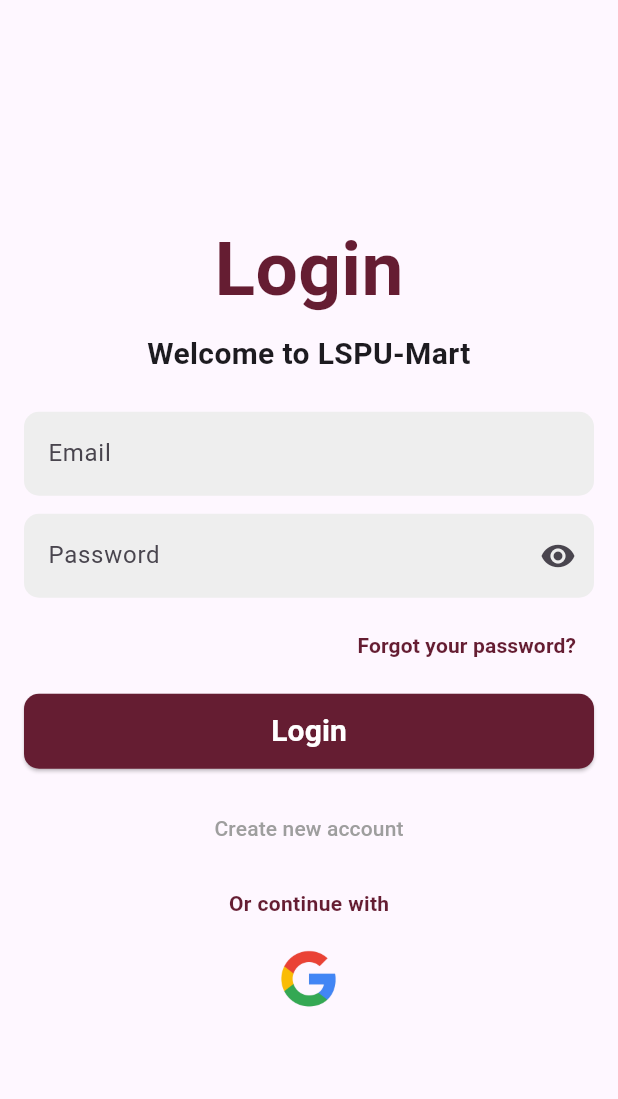
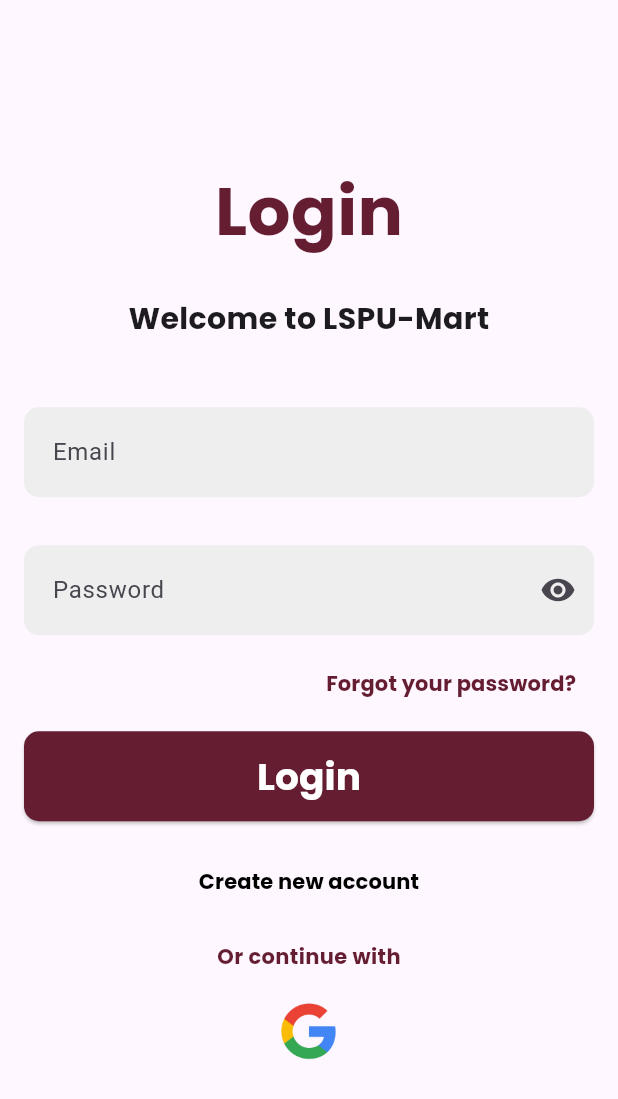
Before and after one commit to umali928/Project, a Flutter app: the LoginScreen screen opened directly, on a phone screen of 412 x 824 dp. Shown: the top 1099 px of the screen. Run offline on Flutter 3.47's test engine with Material 3 defaults, Android fonts, the phone set to English and light mode, and no system bars; our stand-ins replace google_fonts.

Commit message:
revised register and login

```diff
--- a/lib/login.dart
+++ b/lib/login.dart
@@ -34,29 +34,34 @@
                 children: [
                   Text(
                     'Login',
-                    style: GoogleFonts.roboto(
-                      fontSize: 50,
+                    style: GoogleFonts.poppins(
+                      fontSize: 45,
                       fontWeight: FontWeight.bold,
                       color: Color(0xFF651D32),
                     ),
                   ),
-                  const SizedBox(height: 6),
+                  const SizedBox(height: 26),
                   Text(
                     'Welcome to LSPU-Mart',
                     textAlign: TextAlign.center,
-                    style: GoogleFonts.roboto(
+                    style: GoogleFonts.poppins(
                       fontSize: 20,
                       fontWeight: FontWeight.bold,
                     ),
                   ),
-                  const SizedBox(height: 24),
+                  const SizedBox(height: 44),
+                  // Enlarged Email TextField
                   SizedBox(
                     width: textFieldWidth,
+                    // ignore: sized_box_for_whitespace
+                    child: Container(
+                      height: 60, // Set a fixed height
                       child: TextField(
                         decoration: InputDecoration(
                           labelText: 'Email',
                           filled: true,
                           fillColor: Colors.grey[200],
+                          contentPadding: EdgeInsets.symmetric(vertical: 20, horizontal: 15), // Increase padding
                           border: OutlineInputBorder(
                             borderRadius: BorderRadius.circular(10.0),
                             borderSide: BorderSide.none,
@@ -64,8 +69,17 @@
                         ),
                       ),
                     ),
-                  const SizedBox(height: 12),
-                  SizedBox(width: textFieldWidth, child: PasswordField()),
+                  ),
+                  const SizedBox(height: 32),
+                  // Enlarged Password TextField
+                  SizedBox(
+                    width: textFieldWidth,
+                    // ignore: sized_box_for_whitespace
+                    child: Container(
+                      height: 60, // Set a fixed height
+                      child: PasswordField(),
+                    ),
+                  ),
                   const SizedBox(height: 8),
                   Align(
                     alignment: Alignment.centerRight,
@@ -73,7 +87,7 @@
                       onPressed: () {},
                       child: Text(
                         'Forgot your password?',
-                        style: GoogleFonts.roboto(
+                        style: GoogleFonts.poppins(
                           color: Color(0xFF651D32),
                           fontWeight: FontWeight.bold,
                         ),
@@ -88,15 +102,15 @@
                       style: ElevatedButton.styleFrom(
                         backgroundColor: const Color(0xFF651D32),
                         foregroundColor: Colors.white,
-                        minimumSize: const Size(double.infinity, 50),
+                        minimumSize: const Size(double.infinity, 60),
                         shape: RoundedRectangleBorder(
                           borderRadius: BorderRadius.circular(10),
                         ),
                       ),
                       child: Text(
                         'Login',
-                        style: GoogleFonts.roboto(
-                          fontSize: 20,
+                        style: GoogleFonts.poppins(
+                          fontSize: 25,
                           fontWeight: FontWeight.bold,
                         ),
                       ),
@@ -107,13 +121,13 @@
                     onPressed: () {},
                     child: Text(
                       'Create new account',
-                      style: GoogleFonts.roboto(color: Colors.grey),
+                      style: GoogleFonts.poppins(color: const Color.fromARGB(255, 0, 0, 0),fontWeight: FontWeight.bold,),
                     ),
                   ),
                   const SizedBox(height: 16),
                   Text(
                     'Or continue with',
-                    style: GoogleFonts.roboto(
+                    style: GoogleFonts.poppins(
                       color: Color(0xFF651D32),
                       fontWeight: FontWeight.bold,
                     ),
@@ -164,6 +178,7 @@
         labelText: 'Password',
         filled: true,
         fillColor: Colors.grey[200],
+        contentPadding: EdgeInsets.symmetric(vertical: 20, horizontal: 15), // Increase padding
         border: OutlineInputBorder(
           borderRadius: BorderRadius.circular(10.0),
           borderSide: BorderSide.none,
```
Also changed, not shown: lib/register.dart (+11 -11 lines). Lines whose indentation alone changed are shown as unchanged.
